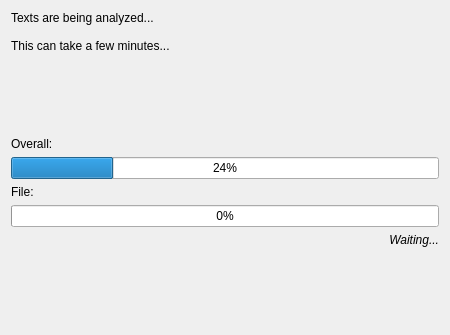
The window that simon/src/simonmodelmanagementui/ImportGrammar/importgrammarworkingpage.ui (KDE/simon) describes before a commit, drawn with Qt 5.
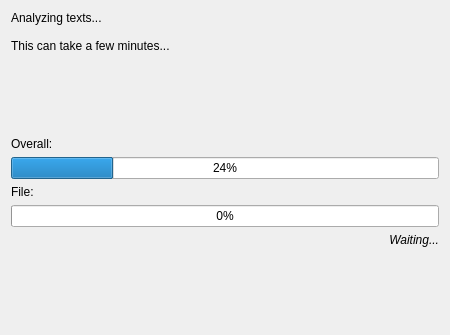
The same window after the commit.

```diff
--- a/simon/src/simonmodelmanagementui/ImportGrammar/importgrammarworkingpage.ui
+++ b/simon/src/simonmodelmanagementui/ImportGrammar/importgrammarworkingpage.ui
@@ -16,7 +16,7 @@
    <item>
     <widget class="QLabel" name="lbDescription" >
      <property name="text" >
-      <string>Texts are being analyzed...
+      <string>Analyzing texts...
 
 This can take a few minutes...</string>
      </property>
```
